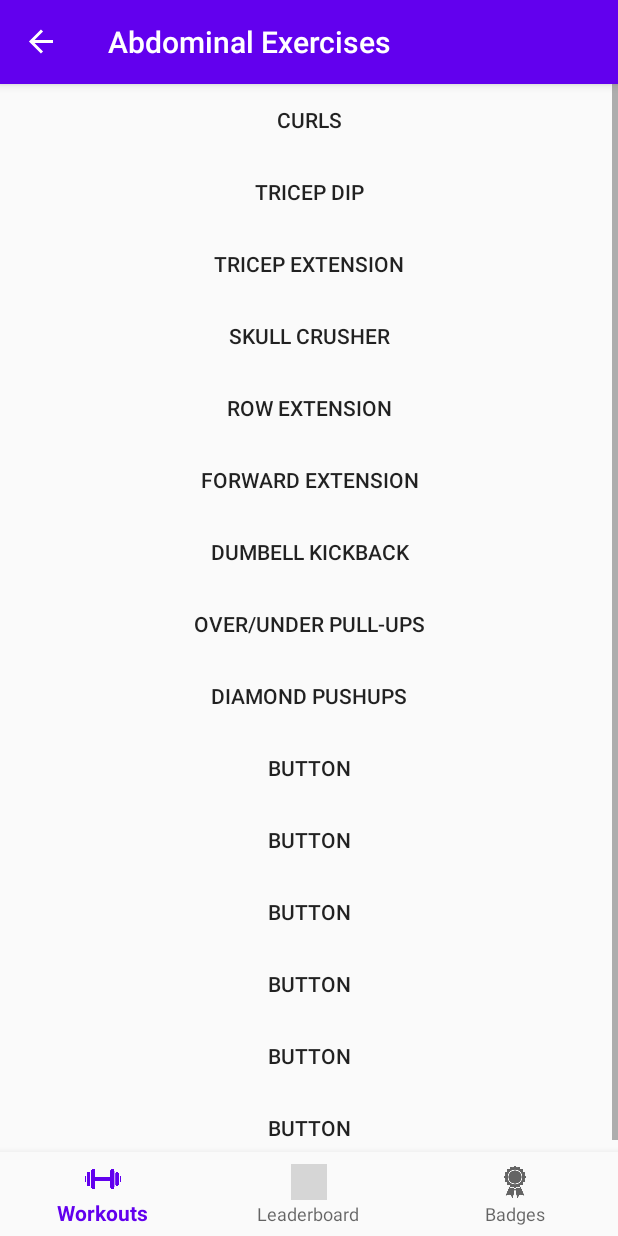
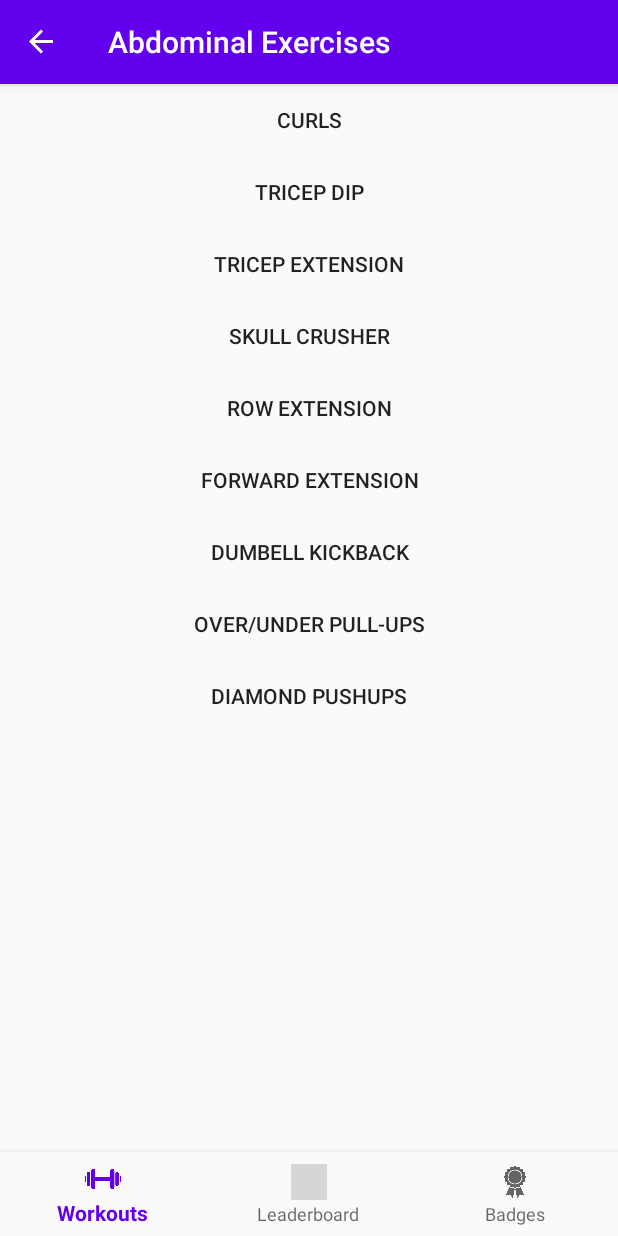
Before and after one commit to naporter/FitZique, an Android app: the AbsFragment screen opened through its navigation route, on a phone screen of 412 x 824 dp. Run offline under Robolectric (Android 15) with nearby library versions, the phone set to English and light mode, and no system bars; our stand-ins replace navigation-ui; grey boxes are pictures that could not be loaded.

```diff
--- a/app/src/main/java/com/example/workoutapp/ui/home/AbsFragment.java
+++ b/app/src/main/java/com/example/workoutapp/ui/home/AbsFragment.java
@@ -10,40 +10,17 @@ import android.view.ViewGroup;
 
 import com.example.workoutapp.R;
 
-/**
- * A simple {@link Fragment} subclass.
- * Use the {@link AbsFragment#newInstance} factory method to
- * create an instance of this fragment.
- */
+
 public class AbsFragment extends Fragment {
 
-    // TODO: Rename parameter arguments, choose names that match
-    // the fragment initialization parameters, e.g. ARG_ITEM_NUMBER
-    private static final String ARG_PARAM1 = "param1";
-    private static final String ARG_PARAM2 = "param2";
-
-    // TODO: Rename and change types of parameters
-    private String mParam1;
-    private String mParam2;
 
     public AbsFragment() {
         // Required empty public constructor
     }
 
-    /**
-     * Use this factory method to create a new instance of
-     * this fragment using the provided parameters.
-     *
-     * @param param1 Parameter 1.
-     * @param param2 Parameter 2.
-     * @return A new instance of fragment AbsFragment.
-     */
-    // TODO: Rename and change types and number of parameters
     public static AbsFragment newInstance(String param1, String param2) {
         AbsFragment fragment = new AbsFragment();
         Bundle args = new Bundle();
-        args.putString(ARG_PARAM1, param1);
-        args.putString(ARG_PARAM2, param2);
         fragment.setArguments(args);
         return fragment;
     }
@@ -51,10 +28,6 @@ public class AbsFragment extends Fragment {
     @Override
     public void onCreate(Bundle savedInstanceState) {
         super.onCreate(savedInstanceState);
-        if (getArguments() != null) {
-            mParam1 = getArguments().getString(ARG_PARAM1);
-            mParam2 = getArguments().getString(ARG_PARAM2);
-        }
     }
 
     @Override
--- a/app/src/main/res/layout/fragment_abs.xml
+++ b/app/src/main/res/layout/fragment_abs.xml
@@ -83,48 +83,6 @@
                 android:background="@android:color/transparent"
                 android:text="Diamond Pushups" />
 
-            <Button
-                android:id="@+id/button26"
-                android:layout_width="match_parent"
-                android:layout_height="match_parent"
-                android:background="@android:color/transparent"
-                android:text="Button" />
-
-            <Button
-                android:id="@+id/button27"
-                android:layout_width="match_parent"
-                android:layout_height="match_parent"
-                android:background="@android:color/transparent"
-                android:text="Button" />
-
-            <Button
-                android:id="@+id/button28"
-                android:layout_width="match_parent"
-                android:layout_height="match_parent"
-                android:background="@android:color/transparent"
-                android:text="Button" />
-
-            <Button
-                android:id="@+id/button29"
-                android:layout_width="match_parent"
-                android:layout_height="match_parent"
-                android:background="@android:color/transparent"
-                android:text="Button" />
-
-            <Button
-                android:id="@+id/button30"
-                android:layout_width="match_parent"
-                android:layout_height="match_parent"
-                android:background="@android:color/transparent"
-                android:text="Button" />
-
-            <Button
-                android:id="@+id/button31"
-                android:layout_width="match_parent"
-                android:layout_height="match_parent"
-                android:background="@android:color/transparent"
-                android:text="Button" />
-
         </LinearLayout>
     </ScrollView>
 </androidx.constraintlayout.widget.ConstraintLayout>
```
Also changed, not shown: app/src/main/res/layout/fragment_back.xml (+1 -42 lines).
